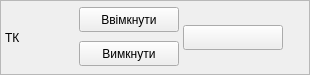
Before: the Qt Designer form tccontrol.ui in Goodjamp/Mdio, drawn with Qt 5.
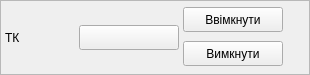
After: the same form once the commit is applied.

Diff of the .ui file:
```diff
--- a/tccontrol.ui
+++ b/tccontrol.ui
@@ -75,6 +75,31 @@
         </property>
        </widget>
       </item>
+      <item>
+       <widget class="QPushButton" name="pbTcState">
+        <property name="minimumSize">
+         <size>
+          <width>100</width>
+          <height>25</height>
+         </size>
+        </property>
+        <property name="maximumSize">
+         <size>
+          <width>101</width>
+          <height>25</height>
+         </size>
+        </property>
+        <property name="text">
+         <string/>
+        </property>
+        <property name="checkable">
+         <bool>true</bool>
+        </property>
+        <property name="checked">
+         <bool>false</bool>
+        </property>
+       </widget>
+      </item>
       <item>
        <layout class="QVBoxLayout" name="verticalLayout">
         <property name="spacing">
@@ -120,31 +145,6 @@
         </item>
        </layout>
       </item>
-      <item>
-       <widget class="QPushButton" name="pbTcState">
-        <property name="minimumSize">
-         <size>
-          <width>100</width>
-          <height>25</height>
-         </size>
-        </property>
-        <property name="maximumSize">
-         <size>
-          <width>101</width>
-          <height>25</height>
-         </size>
-        </property>
-        <property name="text">
-         <string/>
-        </property>
-        <property name="checkable">
-         <bool>true</bool>
-        </property>
-        <property name="checked">
-         <bool>false</bool>
-        </property>
-       </widget>
-      </item>
       <item>
        <spacer name="horizontalSpacer">
         <property name="orientation">
```
